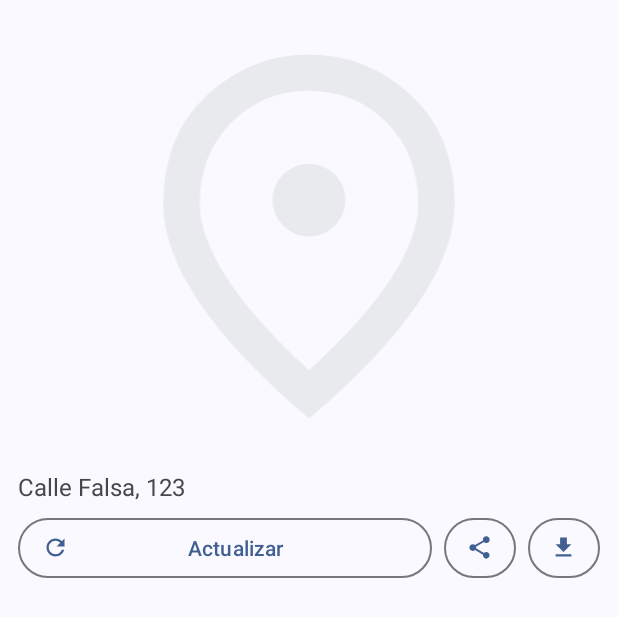
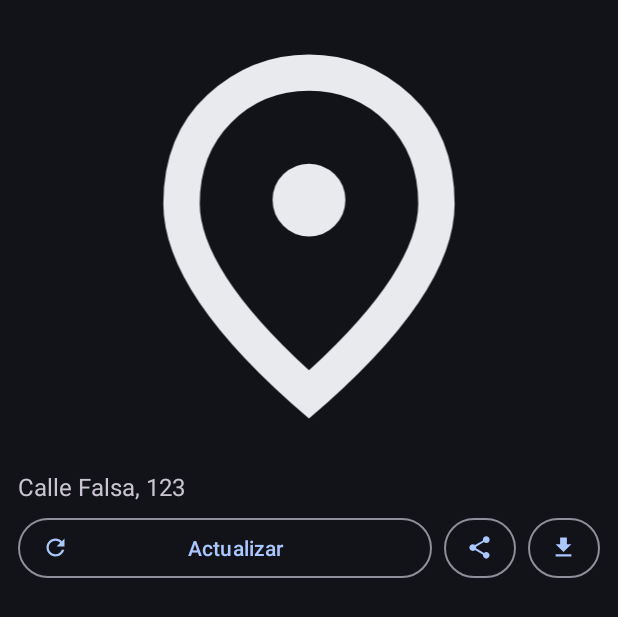
Before and after one commit to romoreno-dev/malagaapp, an Android app: the layout dialog_camera.xml on its own in the app's theme, with its tools: preview values and no code run, on a phone screen of 412 x 824 dp. Shown: the top 617 px of the screen. Run offline under Robolectric (Android 15) with nearby library versions, the phone set to English and light mode, and no system bars; plain views replace PhotoView; network calls fail.

Commit message:
feat: always dark mode, favourites from map and favourites-first selectors
- Force night mode app-wide and invert OSM tiles so both maps match
- Map: star button in the camera dialog to mark/unmark favourite
- List and map selectors now start on "Favoritos" (list: Favoritos, Todos,
  districts; map: Favoritos, districts, Todos) and the map zooms to them

```diff
--- a/app/src/main/java/com/romoreno/malagapp/ui/CameraGuessFragment.kt
+++ b/app/src/main/java/com/romoreno/malagapp/ui/CameraGuessFragment.kt
@@ -73,6 +73,7 @@ class CameraGuessFragment : Fragment() {
     private fun setupMap() {
         binding.guessMap.apply {
             setTileSource(TileSourceFactory.MAPNIK)
+            MapConfig.applyDarkTiles(this)
             setMultiTouchControls(true)
             zoomController.setVisibility(CustomZoomButtonsController.Visibility.NEVER)
             // El mapa esta dentro de un ScrollView: que el gesto sobre el mapa no lo desplace
--- a/app/src/main/java/com/romoreno/malagapp/ui/CameraListViewModel.kt
+++ b/app/src/main/java/com/romoreno/malagapp/ui/CameraListViewModel.kt
@@ -9,6 +9,7 @@ import dagger.hilt.android.lifecycle.HiltViewModel
 import kotlinx.coroutines.Dispatchers
 import kotlinx.coroutines.flow.MutableStateFlow
 import kotlinx.coroutines.flow.StateFlow
+import kotlinx.coroutines.flow.map
 import kotlinx.coroutines.Job
 import kotlinx.coroutines.launch
 import kotlinx.coroutines.withContext
@@ -58,12 +59,13 @@ class CameraListViewModel @Inject constructor(
         }
     }
 
-    fun searchCameras(districtNumber: Int?, keyword: String?) {
+    fun searchCameras(districtNumber: Int?, keyword: String?, onlyFavourites: Boolean = false) {
         // Cancelamos la busqueda anterior: si no, cada cambio de filtro dejaba un colector vivo
         // que pisaba la lista (y rompia el refresco al marcar favoritos)
         searchJob?.cancel()
         searchJob = viewModelScope.launch {
             databaseRepository.getCameraListByDistrictNumberAndKeyword(districtNumber, keyword)
+                .map { list -> if (onlyFavourites) list.filter { it.cameraEntity.favourite } else list }
                 .collect { p ->
                     _stateLoading.value = LoadingState.Loaded
                     _stateCamera.value = CameraListState.Success(p)
--- a/app/src/main/res/layout/dialog_camera.xml
+++ b/app/src/main/res/layout/dialog_camera.xml
@@ -47,6 +47,23 @@
             app:icon="@drawable/ic_refresh" />
 
         <com.google.android.material.button.MaterialButton
+            android:id="@+id/btnFavourite"
+            style="@style/Widget.Material3.Button.OutlinedButton"
+            android:layout_width="wrap_content"
+            android:layout_height="wrap_content"
+            android:layout_marginStart="8dp"
+            android:contentDescription="@string/favourite"
+            android:insetLeft="0dp"
+            android:insetRight="0dp"
+            android:minWidth="48dp"
+            android:paddingHorizontal="12dp"
+            android:visibility="gone"
+            app:icon="@drawable/ic_star"
+            app:iconGravity="textStart"
+            app:iconPadding="0dp"
+            app:iconTint="@null" />
+
+        <com.google.android.material.button.MaterialButton
             android:id="@+id/btnShare"
             style="@style/Widget.Material3.Button.OutlinedButton"
             android:layout_width="wrap_content"
--- a/app/src/main/res/values/strings.xml
+++ b/app/src/main/res/values/strings.xml
@@ -22,6 +22,9 @@
     <string name="map_select_district">Selecciona un distrito…</string>
     <string name="map_all_districts">Todos los distritos</string>
     <string name="guess_live">En directo · la foto se actualiza cada 5 s</string>
+    <string name="filter_favourites">Favoritos</string>
+    <string name="filter_all">Todos</string>
+    <string name="favourite">Favorito</string>
     <string name="alias_edit">Poner alias</string>
     <string name="alias_hint">Alias (vacío para quitarlo)</string>
     <string name="alias_save">Guardar</string>
```
Also changed, not shown: app/src/main/java/com/romoreno/malagapp/MalagappApp.kt (+9 -1 lines), app/src/main/java/com/romoreno/malagapp/ui/CameraDialog.kt (+26 -1 lines), app/src/main/java/com/romoreno/malagapp/ui/CameraListFragment.kt (+12 -5 lines), app/src/main/java/com/romoreno/malagapp/ui/CameraMapFragment.kt (+21 -10 lines), app/src/main/java/com/romoreno/malagapp/ui/CameraMapViewModel.kt (+8 -0 lines), app/src/main/java/com/romoreno/malagapp/ui/MapConfig.kt (+7 -0 lines).
